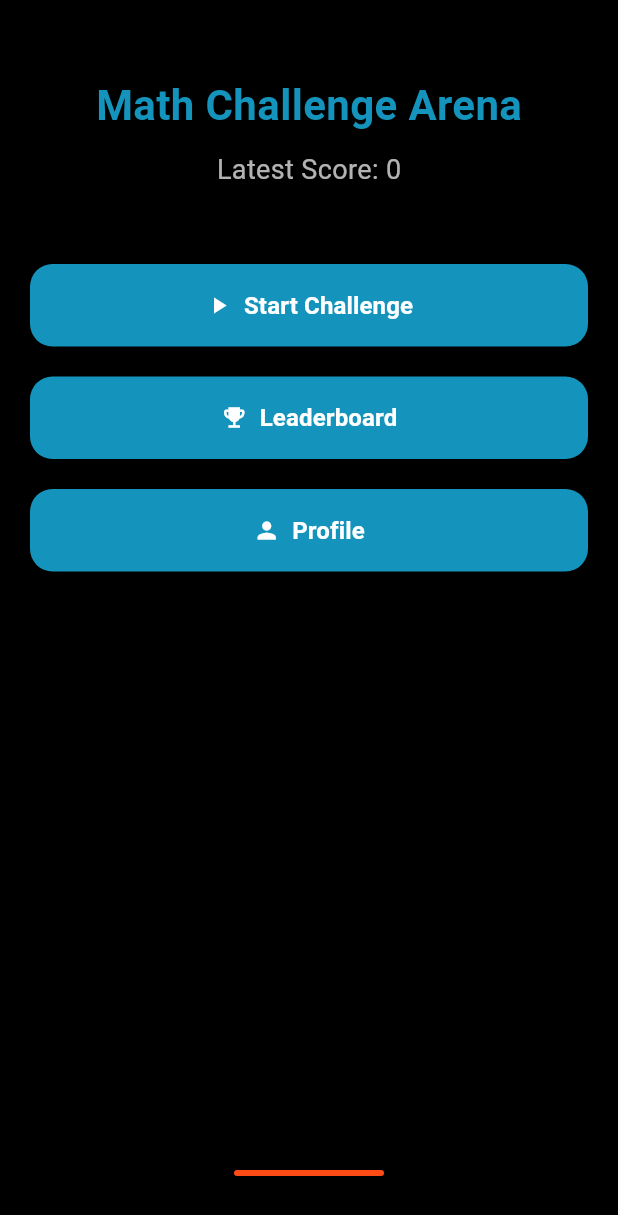
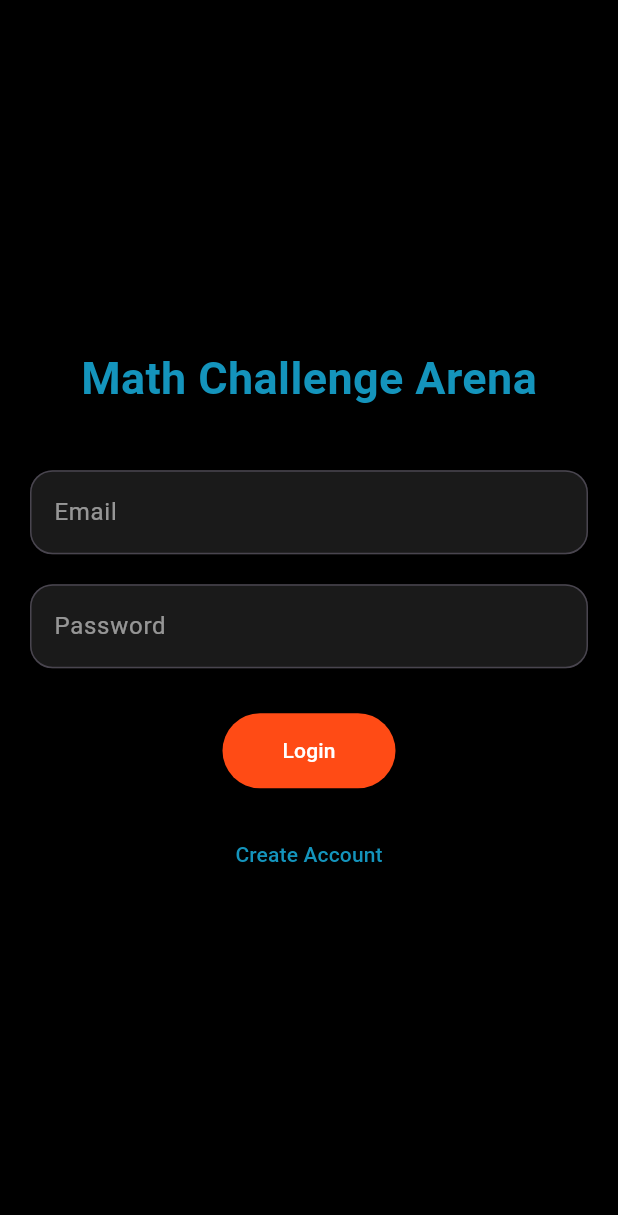
Before and after one commit to Akanksha-2165/Math_challenge_arena, a Flutter app: the screen it shows after launch, on a phone screen of 412 x 824 dp. Shown: the top 1215 px of the screen. Run offline on Flutter 3.47's test engine with Material 3 defaults, Android fonts, the phone set to English and light mode, and no system bars; our stand-ins replace firebase_auth, firebase_core, shared_preferences; accounts and stored records are empty.

Commit message:
Added Firebase authentication with login signup and logout

```diff
--- /dev/null
+++ b/lib/login_screen.dart
@@ -0,0 +1,129 @@
+import 'package:flutter/material.dart';
+import 'services/auth_service.dart';
+import 'signup_screen.dart';
+import 'screens/home_screen.dart';
+
+
+class LoginScreen extends StatefulWidget {
+  const LoginScreen({super.key});
+
+  @override
+  State<LoginScreen> createState() => _LoginScreenState();
+}
+
+class _LoginScreenState extends State<LoginScreen> {
+  final emailController = TextEditingController();
+  final passwordController = TextEditingController();
+
+  final AuthService authService = AuthService();
+
+  final Color primary = const Color(0xFF1494BC);
+  final Color accent = const Color(0xFFFF4B15);
+
+  void login() async {
+    final user = await authService.login(
+      emailController.text.trim(),
+      passwordController.text.trim(),
+    );
+
+    if (user != null) {
+      Navigator.pushReplacement(
+        context,
+        MaterialPageRoute(builder: (_) =>  HomeScreen()),
+      );
+    }
+  }
+
+  @override
+  Widget build(BuildContext context) {
+    return Scaffold(
+      backgroundColor: Colors.black,
+      body: Padding(
+        padding: const EdgeInsets.all(20),
+        child: Center(
+          child: SingleChildScrollView(
+            child: Column(
+              children: [
+                Text(
+                  "Math Challenge Arena",
+                  style: TextStyle(
+                    color: primary,
+                    fontSize: 30,
+                    fontWeight: FontWeight.bold,
+                  ),
+                ),
+
+                const SizedBox(height: 40),
+
+                TextField(
+                  controller: emailController,
+                  style: const TextStyle(color: Colors.white),
+                  decoration: InputDecoration(
+                    hintText: "Email",
+                    hintStyle: const TextStyle(color: Colors.white54),
+                    filled: true,
+                    fillColor: Colors.white10,
+                    border: OutlineInputBorder(
+                      borderRadius: BorderRadius.circular(15),
+                    ),
+                  ),
+                ),
+
+                const SizedBox(height: 20),
+
+                TextField(
+                  controller: passwordController,
+                  obscureText: true,
+                  style: const TextStyle(color: Colors.white),
+                  decoration: InputDecoration(
+                    hintText: "Password",
+                    hintStyle: const TextStyle(color: Colors.white54),
+                    filled: true,
+                    fillColor: Colors.white10,
+                    border: OutlineInputBorder(
+                      borderRadius: BorderRadius.circular(15),
+                    ),
+                  ),
+                ),
+
+                const SizedBox(height: 30),
+
+                ElevatedButton(
+                  style: ElevatedButton.styleFrom(
+                    backgroundColor: accent,
+                    padding: const EdgeInsets.symmetric(
+                      horizontal: 40,
+                      vertical: 15,
+                    ),
+                  ),
+                  onPressed: login,
+                  child: const Text(
+                    "Login",
+                    style: TextStyle(color: Colors.white),
+                  ),
+                ),
+
+                const SizedBox(height: 20),
+
+                TextButton(
+                  onPressed: () {
+                    Navigator.push(
+                      context,
+                      MaterialPageRoute(
+                        builder: (_) => const SignupScreen(),
+                      ),
+                    );
+                  },
+                  child: Text(
+                    "Create Account",
+                    style: TextStyle(color: primary),
+                  ),
+                ),
+              ],
+            ),
+          ),
+        ),
+      ),
+    );
+  }
+}
--- a/lib/main.dart
+++ b/lib/main.dart
@@ -1,26 +1,24 @@
 import 'package:flutter/material.dart';
+import 'package:firebase_core/firebase_core.dart';
 import 'screens/home_screen.dart';
+import 'login_screen.dart';
 
-void main() {
-  runApp(const MathChallengeApp());
+void main() async {
+  WidgetsFlutterBinding.ensureInitialized();
+
+  await Firebase.initializeApp();
+
+  runApp(const MyApp());
 }
 
-class MathChallengeApp extends StatelessWidget {
-  const MathChallengeApp({super.key});
+class MyApp extends StatelessWidget {
+  const MyApp({super.key});
 
   @override
   Widget build(BuildContext context) {
     return MaterialApp(
       debugShowCheckedModeBanner: false,
-      title: 'Math Challenge Arena',
-      theme: ThemeData(
-        useMaterial3: true,
-        colorScheme: ColorScheme.fromSeed(
-          seedColor: Colors.deepPurple,
-        ),
-        scaffoldBackgroundColor: const Color(0xFFF5F6FA),
-      ),
-      home: const HomeScreen(),
+      home: const LoginScreen(),
     );
   }
 }
--- /dev/null
+++ b/lib/services/auth_service.dart
@@ -0,0 +1,39 @@
+import 'package:firebase_auth/firebase_auth.dart';
+
+class AuthService {
+  final FirebaseAuth _auth = FirebaseAuth.instance;
+
+  Future<User?> signUp(String email, String password) async {
+    try {
+      UserCredential userCredential =
+          await _auth.createUserWithEmailAndPassword(
+        email: email,
+        password: password,
+      );
+
+      return userCredential.user;
+    } catch (e) {
+      print(e);
+      return null;
+    }
+  }
+
+  Future<User?> login(String email, String password) async {
+    try {
+      UserCredential userCredential =
+          await _auth.signInWithEmailAndPassword(
+        email: email,
+        password: password,
+      );
+
+      return userCredential.user;
+    } catch (e) {
+      print(e);
+      return null;
+    }
+  }
+
+  Future<void> logout() async {
+    await _auth.signOut();
+  }
+}
--- a/pubspec.yaml
+++ b/pubspec.yaml
@@ -28,6 +28,8 @@ environment:
 # the latest version available on pub.dev. To see which dependencies have newer
 # versions available, run `flutter pub outdated`.
 dependencies:
+  firebase_core: ^2.32.0
+  firebase_auth: ^4.16.0
   flutter:
     sdk: flutter
 
```
Also changed, not shown: lib/screens/home_screen.dart (+21 -0 lines), lib/signup_screen.dart (added, +110 -0 lines), 13 other files.
